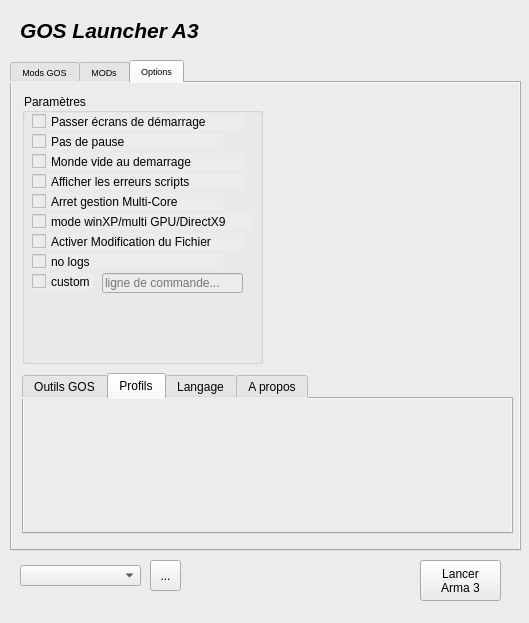
Above: principale.ui from ChristopheTdn/GOSLauncher_A3_Python_version before the change. Below: the same form after it.
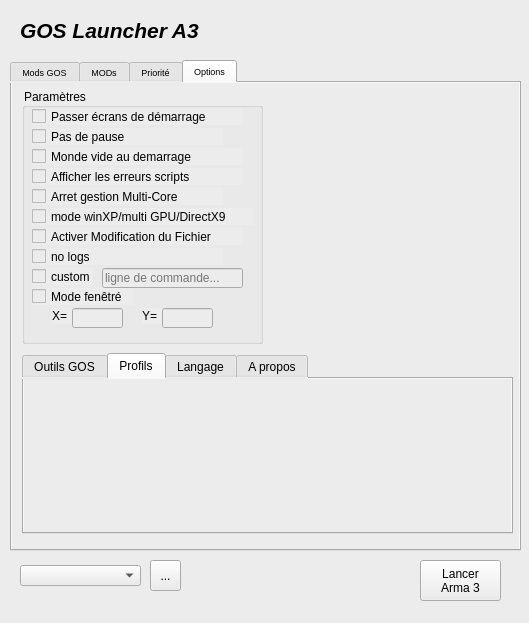
That is the form after the change. The open tabs and pages were chosen to show the change. Icons and pictures are not drawn.

Commit message: Ajout divers elements d'interface

Patch:
```diff
--- a/principale.ui
+++ b/principale.ui
@@ -1017,6 +1017,79 @@
       </widget>
      </widget>
     </widget>
+    <widget class="QWidget" name="tab_priorityList">
+     <attribute name="title">
+      <string>Priorité</string>
+     </attribute>
+     <widget class="QListWidget" name="listWidget_priority">
+      <property name="geometry">
+       <rect>
+        <x>10</x>
+        <y>10</y>
+        <width>361</width>
+        <height>446</height>
+       </rect>
+      </property>
+      <property name="font">
+       <font>
+        <family>MS Shell Dlg 2</family>
+        <pointsize>10</pointsize>
+       </font>
+      </property>
+     </widget>
+     <widget class="QPushButton" name="pushButton_priorityTop">
+      <property name="geometry">
+       <rect>
+        <x>390</x>
+        <y>25</y>
+        <width>91</width>
+        <height>41</height>
+       </rect>
+      </property>
+      <property name="text">
+       <string>Haut</string>
+      </property>
+     </widget>
+     <widget class="QPushButton" name="pushButton_priorityPlus">
+      <property name="geometry">
+       <rect>
+        <x>390</x>
+        <y>75</y>
+        <width>91</width>
+        <height>41</height>
+       </rect>
+      </property>
+      <property name="text">
+       <string>+</string>
+      </property>
+     </widget>
+     <widget class="QPushButton" name="pushButton_priorityMinus">
+      <property name="geometry">
+       <rect>
+        <x>390</x>
+        <y>125</y>
+        <width>91</width>
+        <height>41</height>
+       </rect>
+      </property>
+      <property name="text">
+       <string>-</string>
+      </property>
+     </widget>
+     <widget class="QPushButton" name="pushButton_priorityBottom">
+      <property name="geometry">
+       <rect>
+        <x>390</x>
+        <y>180</y>
+        <width>91</width>
+        <height>41</height>
+       </rect>
+      </property>
+      <property name="text">
+       <string>Bas</string>
+      </property>
+     </widget>
+    </widget>
     <widget class="QWidget" name="tab_Options">
      <attribute name="title">
       <string>Options</string>
@@ -1025,9 +1098,9 @@
       <property name="geometry">
        <rect>
         <x>10</x>
-        <y>10</y>
+        <y>5</y>
         <width>241</width>
-        <height>271</height>
+        <height>256</height>
        </rect>
       </property>
       <property name="title">
@@ -1196,14 +1269,94 @@
         <string>ligne de commande...</string>
        </property>
       </widget>
+      <widget class="QCheckBox" name="checkBox_windowedMode">
+       <property name="geometry">
+        <rect>
+         <x>10</x>
+         <y>200</y>
+         <width>101</width>
+         <height>17</height>
+        </rect>
+       </property>
+       <property name="locale">
+        <locale language="French" country="France"/>
+       </property>
+       <property name="text">
+        <string>Mode fenêtré</string>
+       </property>
+      </widget>
+      <widget class="QLabel" name="label_optionsXwindow">
+       <property name="geometry">
+        <rect>
+         <x>30</x>
+         <y>220</y>
+         <width>21</width>
+         <height>16</height>
+        </rect>
+       </property>
+       <property name="text">
+        <string>X=</string>
+       </property>
+      </widget>
+      <widget class="QLabel" name="label_optionsYwindow">
+       <property name="geometry">
+        <rect>
+         <x>120</x>
+         <y>220</y>
+         <width>21</width>
+         <height>16</height>
+        </rect>
+       </property>
+       <property name="text">
+        <string>Y=</string>
+       </property>
+      </widget>
+      <widget class="QLineEdit" name="lineEdit_WindowedModeX">
+       <property name="enabled">
+        <bool>false</bool>
+       </property>
+       <property name="geometry">
+        <rect>
+         <x>50</x>
+         <y>220</y>
+         <width>51</width>
+         <height>20</height>
+        </rect>
+       </property>
+       <property name="readOnly">
+        <bool>false</bool>
+       </property>
+       <property name="placeholderText">
+        <string/>
+       </property>
+      </widget>
+      <widget class="QLineEdit" name="lineEdit_WindowedModeY">
+       <property name="enabled">
+        <bool>false</bool>
+       </property>
+       <property name="geometry">
+        <rect>
+         <x>140</x>
+         <y>220</y>
+         <width>51</width>
+         <height>20</height>
+        </rect>
+       </property>
+       <property name="readOnly">
+        <bool>false</bool>
+       </property>
+       <property name="placeholderText">
+        <string/>
+       </property>
+      </widget>
      </widget>
      <widget class="QTabWidget" name="tabWidget_options">
       <property name="geometry">
        <rect>
         <x>10</x>
-        <y>290</y>
+        <y>270</y>
         <width>491</width>
-        <height>161</height>
+        <height>181</height>
        </rect>
       </property>
       <property name="currentIndex">
```
Left out of the diff: 25 changed lines with no effect on the pictures. The commit also changes 7 other files.
